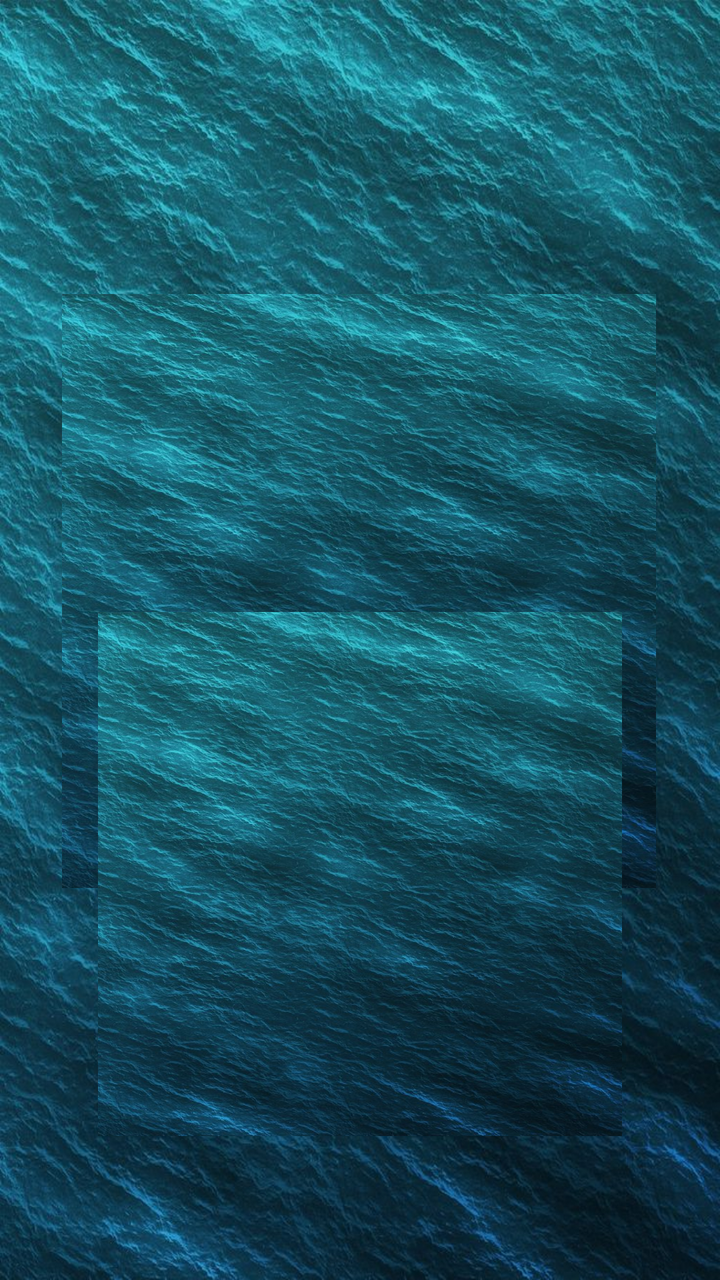
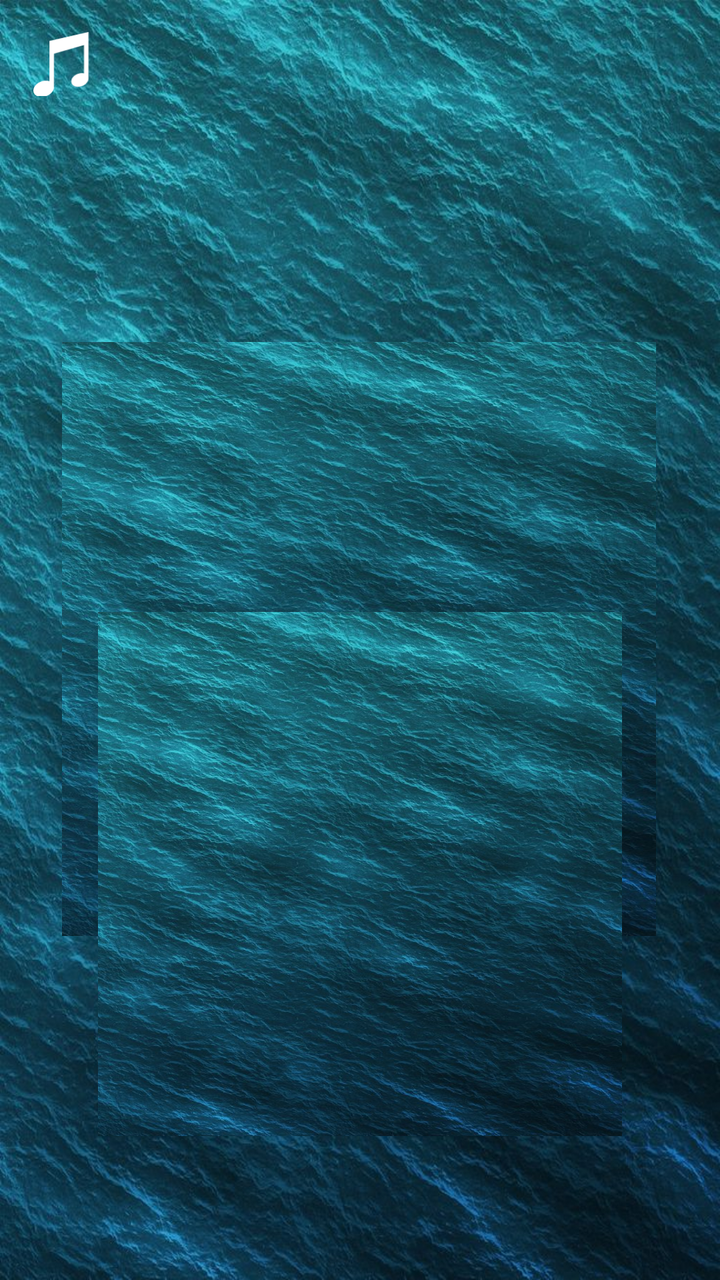

Screens rendered from an Android XML layout before and after an edit, with the pre-edit source and the edit as a unified diff.
<!-- AndroidManifest.xml: application theme Theme.BattleshipClient -->
<!-- res/layout/activity_active_play.xml -->
<?xml version="1.0" encoding="utf-8"?>
<androidx.constraintlayout.widget.ConstraintLayout xmlns:android="http://schemas.android.com/apk/res/android"
    xmlns:app="http://schemas.android.com/apk/res-auto"
    xmlns:tools="http://schemas.android.com/tools"
    android:id="@+id/main"
    android:layout_width="match_parent"
    android:layout_height="match_parent"
    android:background="@drawable/sea_water_background"
    tools:context=".view.activities.leaderboardAndStats">

    <TextView
        android:id="@+id/placeFleet"
        android:layout_width="0dp"
        android:layout_height="59dp"
        android:layout_marginTop="44dp"
        android:textAlignment="center"
        android:textColor="@color/white"
        android:textSize="40sp"
        android:textStyle="bold|italic"
        app:autoSizeMaxTextSize="50sp"
        app:autoSizeMinTextSize="20sp"
        app:layout_constraintEnd_toEndOf="parent"
        app:layout_constraintHorizontal_bias="0.0"
        app:layout_constraintStart_toStartOf="parent"
        app:layout_constraintTop_toTopOf="parent" />

    <GridView
        android:id="@+id/myBoard"
        android:layout_width="0dp"
        android:layout_height="297dp"
        android:layout_marginTop="44dp"
        android:background="@drawable/sea_water_background"
        android:columnWidth="40dp"
        android:gravity="center"
        android:horizontalSpacing="1dp"
        android:numColumns="auto_fit"
        android:stretchMode="columnWidth"
        android:verticalSpacing="1dp"
        app:layout_constraintDimensionRatio="1:1"
        app:layout_constraintEnd_toEndOf="parent"
        app:layout_constraintHorizontal_bias="0.49"
        app:layout_constraintStart_toStartOf="parent"
        app:layout_constraintTop_toBottomOf="@+id/placeFleet"
         />

    <GridView
        android:id="@+id/rivalBoard"
        android:layout_width="0dp"
        android:layout_height="262dp"
        android:layout_marginBottom="72dp"
        android:background="@drawable/sea_water_background"
        android:columnWidth="40dp"
        android:gravity="center"
        android:horizontalSpacing="1dp"
        android:numColumns="auto_fit"
        android:stretchMode="columnWidth"
        android:verticalSpacing="1dp"
        app:layout_constraintBottom_toBottomOf="parent"
        app:layout_constraintDimensionRatio="1:1"
        app:layout_constraintEnd_toEndOf="parent"
        app:layout_constraintStart_toStartOf="parent" />



</androidx.constraintlayout.widget.ConstraintLayout>
<!-- resources referenced by this layout -->
<resources>
  <color name="white">#FFFFFFFF</color>
  <!-- drawable sea_water_background: jpg bitmap (drawable, 176063 bytes) -->
  <style name="Theme.BattleshipClient" parent="Base.Theme.BattleshipClient" />
  <style name="Base.Theme.BattleshipClient" parent="Theme.Material3.DayNight.NoActionBar">
          <item name="colorPrimary">@color/black</item>
          
          
      </style>
  <color name="black">#FF000000</color>
</resources>

<!-- the commit's change to res/layout/activity_active_play.xml (unified diff, before → after) -->
@@ -6,13 +6,27 @@
     android:layout_width="match_parent"
     android:layout_height="match_parent"
     android:background="@drawable/sea_water_background"
-    tools:context=".view.activities.leaderboardAndStats">
+    tools:context=".view.activities.LeaderboardAndStats">
+
+
+
+
+
+
+
+
+
+
+
+
+    <include layout="@layout/image_button_toggle_music" />
+
 
     <TextView
         android:id="@+id/placeFleet"
         android:layout_width="0dp"
         android:layout_height="59dp"
-        android:layout_marginTop="44dp"
+        android:layout_marginTop="68dp"
         android:textAlignment="center"
         android:textColor="@color/white"
         android:textSize="40sp"
@@ -63,3 +77,23 @@
 
 
 </androidx.constraintlayout.widget.ConstraintLayout>
+<!-- res/layout/image_button_toggle_music.xml (included above) -->
+<?xml version="1.0" encoding="utf-8"?>
+<androidx.constraintlayout.widget.ConstraintLayout xmlns:android="http://schemas.android.com/apk/res/android"
+    xmlns:app="http://schemas.android.com/apk/res-auto"
+    android:layout_width="match_parent"
+    android:layout_height="match_parent">
+
+    <ImageButton
+        android:id="@+id/muteBtnId"
+        android:layout_width="34dp"
+        android:layout_height="32dp"
+        android:layout_marginStart="16dp"
+        android:layout_marginTop="16dp"
+        android:background="@android:color/transparent"
+        android:scaleType="centerInside"
+        app:layout_constraintStart_toStartOf="parent"
+        app:layout_constraintTop_toTopOf="parent"
+        app:srcCompat="@drawable/music_icon" />
+
+</androidx.constraintlayout.widget.ConstraintLayout>
<!-- resource entries referenced after the edit -->
@@ -1,6 +1,18 @@
 <!-- resources referenced by this layout -->
 <resources>
   <color name="white">#FFFFFFFF</color>
+  <!-- drawable music_icon (drawable) -->
+  <vector xmlns:android="http://schemas.android.com/apk/res/android"
+      android:width="122.88dp"
+      android:height="121.06dp"
+      android:viewportWidth="122.88"
+      android:viewportHeight="121.06"
+      >
+    <path
+        android:fillColor="#ffffff"
+        android:pathData="M87.9,78.04c2.74,-0.48 5.33,-0.4 7.6,0.13V24.82L39.05,41.03v61.95c0.03,0.34 0.05,0.69 0.05,1.03c0,0 0,0.01 0,0.01c0,8.34 -8.75,16.62 -19.55,18.49C8.76,124.37 0,119.12 0,110.77c0,-8.34 8.76,-16.62 19.55,-18.48c4.06,-0.7 7.84,-0.39 10.97,0.71l0,-76.26h0.47L104.04,0v85.92c0.13,0.63 0.2,1.27 0.2,1.91c0,0 0,0 0,0.01c0,6.97 -7.32,13.89 -16.33,15.44c-9.02,1.56 -16.33,-2.83 -16.33,-9.8C71.57,86.51 78.88,79.59 87.9,78.04L87.9,78.04L87.9,78.04z"
+        android:fillType="evenOdd"/>
+  </vector>
   <!-- drawable sea_water_background: jpg bitmap (drawable, 176063 bytes) -->
   <style name="Theme.BattleshipClient" parent="Base.Theme.BattleshipClient" />
   <style name="Base.Theme.BattleshipClient" parent="Theme.Material3.DayNight.NoActionBar">
